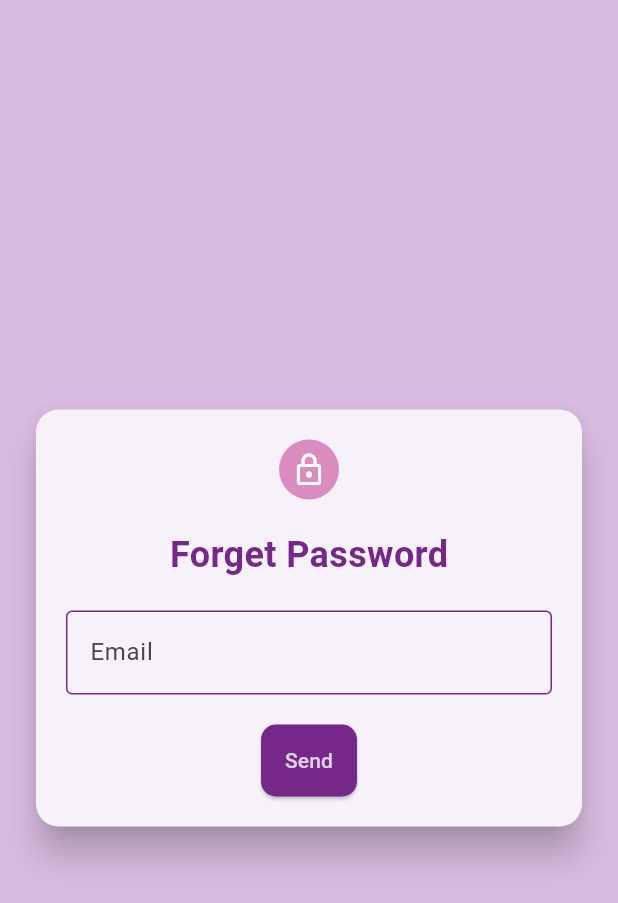
After one commit to shinanmohamed363/mobile-application-flatter--smartco, a Flutter app: the ForgetPasswordPage screen opened by its route, on a phone screen of 412 x 824 dp. The commit adds this screen. Shown: the top 903 px of the screen. Run offline on Flutter 3.47's test engine with Material 3 defaults, Android fonts, the phone set to English and light mode, and no system bars; our stand-ins replace flutter_secure_storage, open_file, permission_handler, shared_preferences; missing offline and left inert: bcrypt; accounts and stored records are empty.

Commit message:
new updated

```diff
--- a/smart_co/lib/main.dart
+++ b/smart_co/lib/main.dart
@@ -5,6 +5,8 @@ import 'screens/customer_purchase/customer_purchase.dart';
 import 'screens/customer_profile/customer_profile.dart';
 import 'screens/customer_profile/customer_password.dart';
 import 'screens/customer_profile/customer_update.dart';
+import 'screens/login/forget_password.dart';
+import 'screens/login/reset_password.dart';
 import 'screens/login/login.dart';
 
 void main() {
@@ -28,6 +30,8 @@ class MyApp extends StatelessWidget {
         '/customerProfile': (context) => CustomerProfilePage(),
         '/customerpassword': (context) => CustomerPasswordPage(),
         '/customerupdate': (context) => CustomerUpdatePage(),
+        '/forget_password': (context) => ForgetPasswordPage(),
+        '/reset_password': (context) => ResetPasswordPage(),
         // Define other routes here
       },
     );
--- /dev/null
+++ b/smart_co/lib/screens/login/forget_password.dart
@@ -0,0 +1,199 @@
+import 'package:flutter/material.dart';
+import 'package:http/http.dart' as http;
+import 'dart:convert';
+
+class ForgetPasswordPage extends StatefulWidget {
+  @override
+  _ForgetPasswordPageState createState() => _ForgetPasswordPageState();
+}
+
+class _ForgetPasswordPageState extends State<ForgetPasswordPage> {
+  final TextEditingController emailController = TextEditingController();
+  final TextEditingController otpController = TextEditingController();
+  bool otpBoxVisible = false;
+  String buttonLabel = 'Send';
+  String generatedOtp = '';
+
+  @override
+  Widget build(BuildContext context) {
+    return Scaffold(
+      backgroundColor: Color(0xFFDABCE1),
+      body: Center(
+        child: Padding(
+          padding: const EdgeInsets.all(20.0),
+          child: Card(
+            elevation: 10,
+            shape:
+                RoundedRectangleBorder(borderRadius: BorderRadius.circular(15)),
+            child: Padding(
+              padding: const EdgeInsets.all(20.0),
+              child: Column(
+                mainAxisSize: MainAxisSize.min,
+                children: [
+                  CircleAvatar(
+                    backgroundColor: Color(0xFFDA8CC1),
+                    child: Icon(Icons.lock_outline, color: Colors.white),
+                  ),
+                  SizedBox(height: 20),
+                  Text(
+                    'Forget Password',
+                    style: TextStyle(
+                      fontSize: 24,
+                      fontWeight: FontWeight.bold,
+                      color: Color(0xFF752888),
+                    ),
+                  ),
+                  SizedBox(height: 20),
+                  TextField(
+                    controller: emailController,
+                    decoration: InputDecoration(
+                      labelText: 'Email',
+                      border: OutlineInputBorder(),
+                      focusedBorder: OutlineInputBorder(
+                        borderSide: BorderSide(color: Color(0xFF752888)),
+                      ),
+                      enabledBorder: OutlineInputBorder(
+                        borderSide: BorderSide(color: Color(0xFF752888)),
+                      ),
+                    ),
+                  ),
+                  if (otpBoxVisible) ...[
+                    SizedBox(height: 20),
+                    TextField(
+                      controller: otpController,
+                      decoration: InputDecoration(
+                        labelText: 'OTP',
+                        border: OutlineInputBorder(),
+                        focusedBorder: OutlineInputBorder(
+                          borderSide: BorderSide(color: Color(0xFF752888)),
+                        ),
+                        enabledBorder: OutlineInputBorder(
+                          borderSide: BorderSide(color: Color(0xFF752888)),
+                        ),
+                      ),
+                    ),
+                  ],
+                  SizedBox(height: 20),
+                  ElevatedButton(
+                    onPressed: buttonLabel == 'Send'
+                        ? handleSubmit
+                        : handleOtpVerification,
+                    style: ElevatedButton.styleFrom(
+                      backgroundColor: Color(0xFF752888),
+                      foregroundColor: Color(0xFFE0CEE5),
+                      padding: EdgeInsets.symmetric(vertical: 14),
+                      shape: RoundedRectangleBorder(
+                        borderRadius: BorderRadius.circular(10),
+                      ),
+                    ),
+                    child: Text(buttonLabel),
+                  ),
+                ],
+              ),
+            ),
+          ),
+        ),
+      ),
+    );
+  }
+
+  Future<void> handleSubmit() async {
+    final email = emailController.text;
+    print('Email: $email');
+
+    try {
+      final res =
+          await http.get(Uri.parse('http://podsaas.online/api/users/$email'));
+      if (res.statusCode == 200) {
+        final userData = json.decode(res.body);
+        print(userData);
+        setState(() {
+          otpBoxVisible = true;
+          buttonLabel = 'Verify OTP';
+        });
+
+        final otpCode = (1000 +
+                (9999 - 1000) *
+                    (new DateTime.now().millisecondsSinceEpoch / 1000)
+                        .remainder(1))
+            .toInt()
+            .toString();
+        setGeneratedOtp(otpCode);
+
+        final serviceId = 'service_rp48zn9';
+        final templateId = 'template_5upimbk';
+        final userId = 'FUl_jD_T0H1wwRm8b';
+
+        final url = Uri.parse('https://api.emailjs.com/api/v1.0/email/send');
+        final responce = await http.post(
+          url,
+          headers: {
+            'Content-Type': 'application/json',
+          },
+          body: json.encode({
+            'service_id': serviceId,
+            'template_id': templateId,
+            'user_id': userId,
+            'template_params': {
+              'from_email': 'SmartCo@gmail.com',
+              'to_email': userData['email'],
+              'customer_name': userData['name'],
+              'otp_code': otpCode,
+            },
+          }));
+        print(responce.body);
+
+        print('Email sent');
+      } else {
+        print('Email not found');
+        showDialog(
+            context: context,
+            builder: (context) => AlertDialog(
+                    title: Text('Error'),
+                    content: Text('Email not found'),
+                    actions: [
+                      TextButton(
+                          onPressed: () => Navigator.of(context).pop(),
+                          child: Text('OK'))
+                    ]));
+      }
+    } catch (err) {
+      print('Error: $err');
+      showDialog(
+          context: context,
+          builder: (context) => AlertDialog(
+                  title: Text('Error'),
+                  content: Text('Email is not registered'),
+                  actions: [
+                    TextButton(
+                        onPressed: () => Navigator.of(context).pop(),
+                        child: Text('OK'))
+                  ]));
+    }
+  }
+
+  void handleOtpVerification() {
+    final otp = otpController.text;
+    final userEmail = emailController.text;
+    if (otp == generatedOtp) {
+      Navigator.pushNamed(context, '/reset_password', arguments: userEmail);
+    } else {
+      showDialog(
+          context: context,
+          builder: (context) => AlertDialog(
+                  title: Text('Error'),
+                  content: Text('Invalid OTP. Please try again.'),
+                  actions: [
+                    TextButton(
+                        onPressed: () => Navigator.of(context).pop(),
+                        child: Text('OK'))
+                  ]));
+    }
+  }
+
+  void setGeneratedOtp(String otp) {
+    setState(() {
+      generatedOtp = otp;
+    });
+  }
+}
--- a/smart_co/pubspec.yaml
+++ b/smart_co/pubspec.yaml
@@ -39,6 +39,10 @@ dependencies:
   permission_handler: ^8.0.0
   dio: ^4.0.0
   open_file: ^3.2.1
+  emailjs: ^1.1.0
+  mailer: ^4.0.0
+  flutter_email_sender: ^5.0.0
+  url_launcher: ^6.0.20
 
 
   # The following adds the Cupertino Icons font to your application.
```
Also changed, not shown: smart_co/lib/screens/customer_purchase/customer_purchase.dart (+32 -16 lines), smart_co/lib/screens/login/reset_password.dart (added, +154 -0 lines), smart_co/pubspec.lock, 6 other files.
